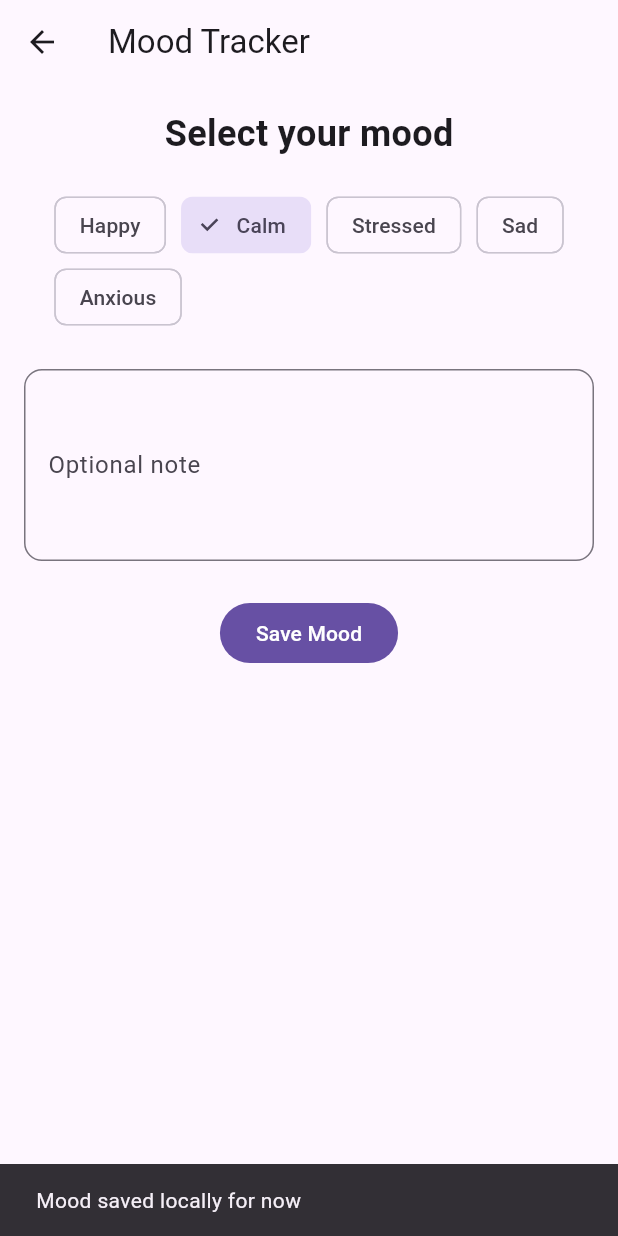
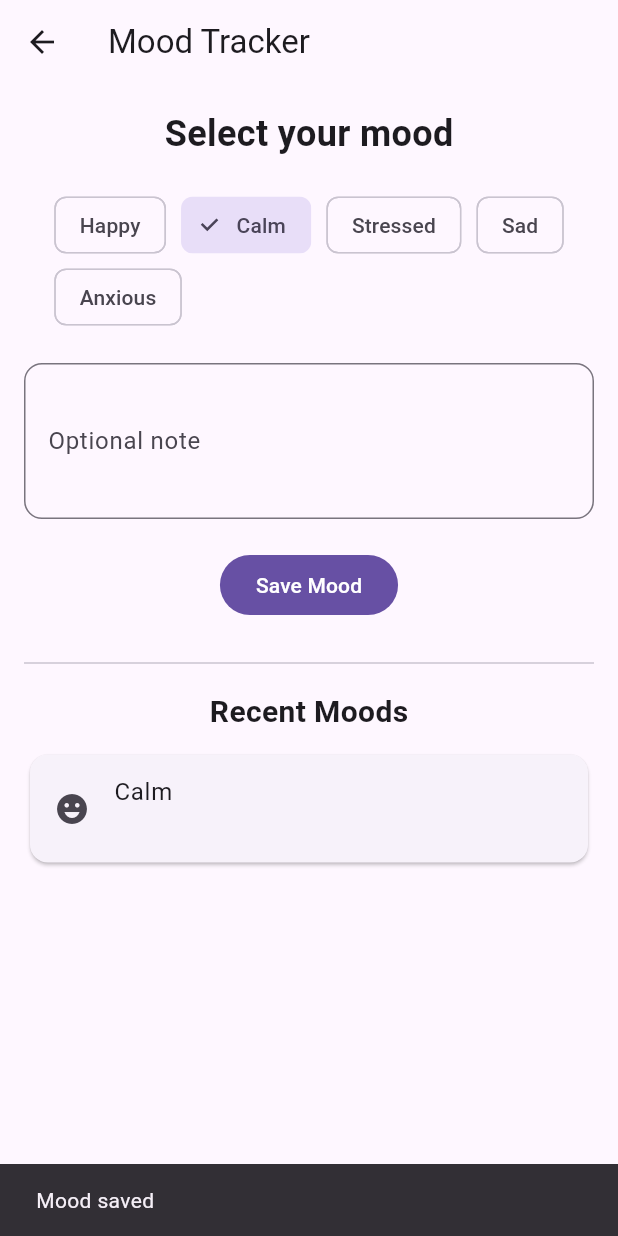
Before and after one commit to rdinani1/MentalZen, a Flutter app: the MoodScreen screen opened directly, after a tap on "Save Mood", on a phone screen of 412 x 824 dp. Run offline on Flutter 3.47's test engine with Material 3 defaults, Android fonts, the phone set to English and light mode, and no system bars; our stand-ins replace cloud_firestore, firebase_auth, firebase_core; accounts and stored records are empty.

Commit message:
Add Firestore mood tracking and journal history UI

```diff
--- a/lib/screens/mood_screen.dart
+++ b/lib/screens/mood_screen.dart
@@ -1,4 +1,5 @@
 import 'package:flutter/material.dart';
+import '../services/firestore_service.dart';
 
 class MoodScreen extends StatefulWidget {
   const MoodScreen({super.key});
@@ -9,6 +10,8 @@ class MoodScreen extends StatefulWidget {
 
 class _MoodScreenState extends State<MoodScreen> {
   String selectedMood = 'Calm';
+  final noteController = TextEditingController();
+  final firestore = FirestoreService();
 
   final moods = ['Happy', 'Calm', 'Stressed', 'Sad', 'Anxious'];
 
@@ -16,15 +19,20 @@ class _MoodScreenState extends State<MoodScreen> {
   Widget build(BuildContext context) {
     return Scaffold(
       appBar: AppBar(title: const Text('Mood Tracker')),
+
       body: Padding(
         padding: const EdgeInsets.all(16),
+
         child: Column(
           children: [
             const Text(
               'Select your mood',
               style: TextStyle(fontSize: 24, fontWeight: FontWeight.bold),
             ),
+
             const SizedBox(height: 20),
+
+            // 🔹 Mood chips
             Wrap(
               spacing: 10,
               children: moods.map((mood) {
@@ -39,9 +47,13 @@ class _MoodScreenState extends State<MoodScreen> {
                 );
               }).toList(),
             ),
-            const SizedBox(height: 24),
+
+            const SizedBox(height: 20),
+
+            // 🔹 Note field
             TextField(
-              maxLines: 4,
+              controller: noteController,
+              maxLines: 3,
               decoration: InputDecoration(
                 labelText: 'Optional note',
                 border: OutlineInputBorder(
@@ -49,14 +61,70 @@ class _MoodScreenState extends State<MoodScreen> {
                 ),
               ),
             ),
-            const SizedBox(height: 24),
+
+            const SizedBox(height: 20),
+
+            // 🔹 Save button
             FilledButton(
-              onPressed: () {
+              onPressed: () async {
+                await firestore.saveMood(
+                  selectedMood,
+                  noteController.text.trim(),
+                );
+
+                noteController.clear();
+
                 ScaffoldMessenger.of(context).showSnackBar(
-                  const SnackBar(content: Text('Mood saved locally for now')),
+                  const SnackBar(content: Text('Mood saved')),
                 );
               },
               child: const Text('Save Mood'),
+            ),
+
+            const SizedBox(height: 20),
+
+            const Divider(),
+
+            const SizedBox(height: 10),
+
+            const Text(
+              'Recent Moods',
+              style: TextStyle(fontSize: 20, fontWeight: FontWeight.bold),
+            ),
+
+            const SizedBox(height: 10),
+
+            // 🔥 FIRESTORE LIST
+            Expanded(
+              child: StreamBuilder(
+                stream: firestore.getMoods(),
+                builder: (context, snapshot) {
+                  if (!snapshot.hasData) {
+                    return const Center(child: CircularProgressIndicator());
+                  }
+
+                  final docs = snapshot.data!.docs;
+
+                  if (docs.isEmpty) {
+                    return const Center(child: Text("No moods yet"));
+                  }
+
+                  return ListView.builder(
+                    itemCount: docs.length,
+                    itemBuilder: (context, index) {
+                      final data = docs[index];
+
+                      return Card(
+                        child: ListTile(
+                          leading: const Icon(Icons.emoji_emotions),
+                          title: Text(data['mood']),
+                          subtitle: Text(data['note'] ?? ''),
+                        ),
+                      );
+                    },
+                  );
+                },
+              ),
             ),
           ],
         ),
```
Also changed, not shown: lib/screens/journal_screen.dart (+71 -8 lines).
